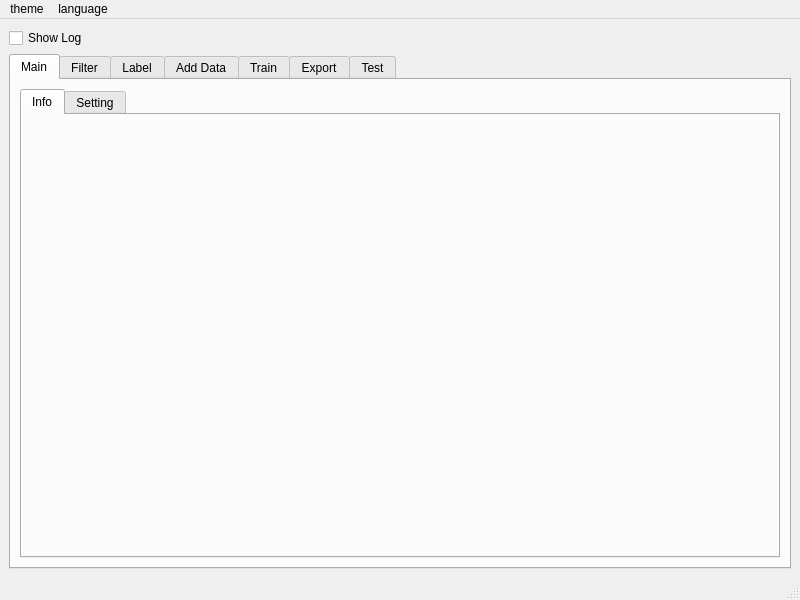
Above: myYolo_qt/src/mainwindow.ui from MRsoymilk/MyYolo before the change. Below: the same form after it.
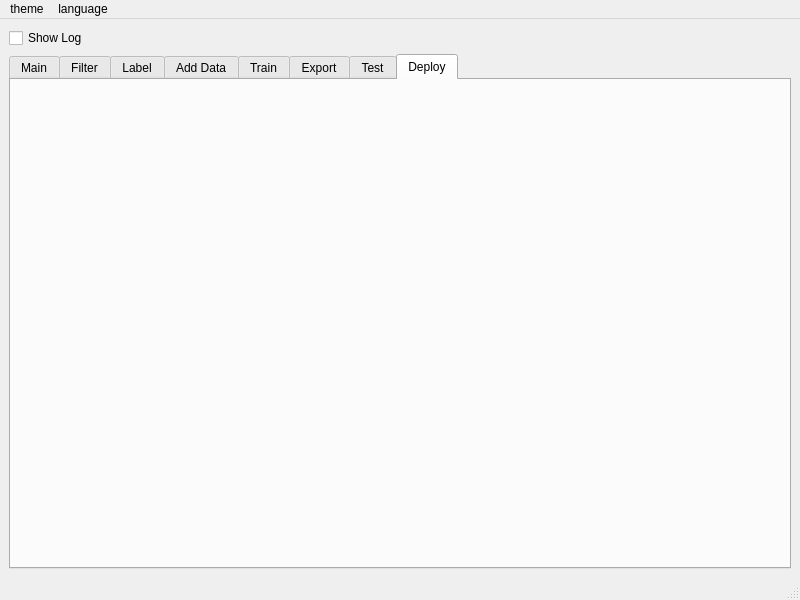
That is the form after the change. The open tabs and pages were chosen to show the change.

Commit message: myYolo_qt: add WidgetDeploy

```diff
--- a/myYolo_qt/src/mainwindow.ui
+++ b/myYolo_qt/src/mainwindow.ui
@@ -121,6 +121,16 @@
         </item>
        </layout>
       </widget>
+      <widget class="QWidget" name="tabDeploy">
+       <attribute name="title">
+        <string>Deploy</string>
+       </attribute>
+       <layout class="QGridLayout" name="gridLayout_12">
+        <item row="0" column="0">
+         <layout class="QGridLayout" name="gLayDeploy"/>
+        </item>
+       </layout>
+      </widget>
      </widget>
     </item>
    </layout>
```
The commit also changes 8 other files.
